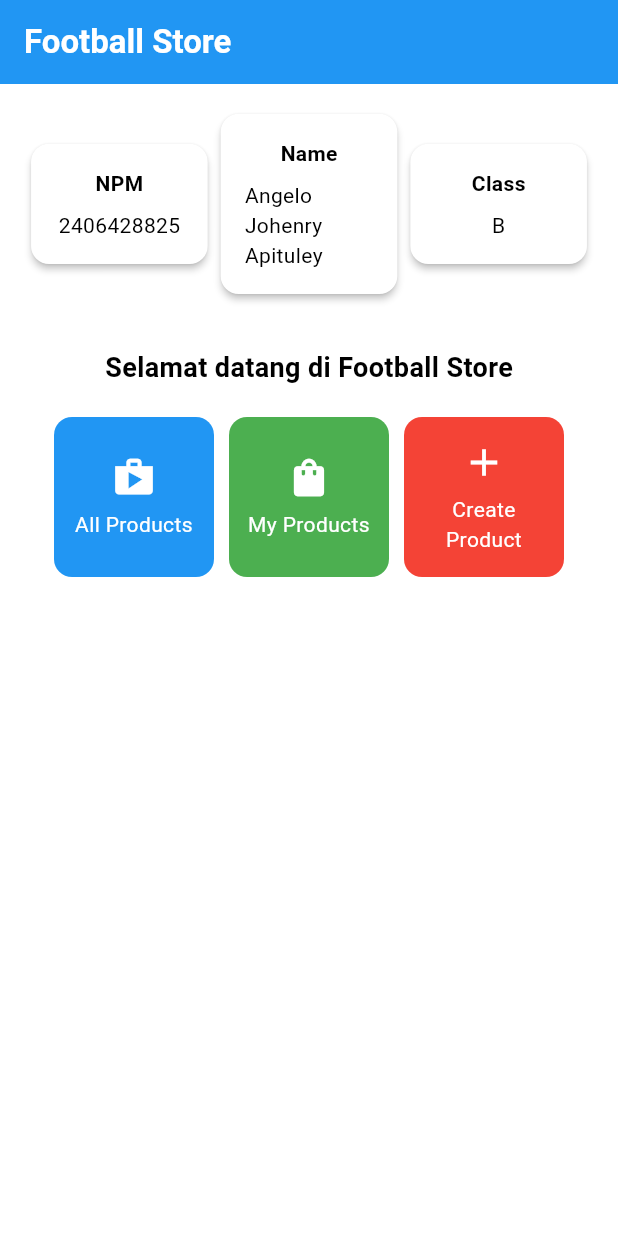
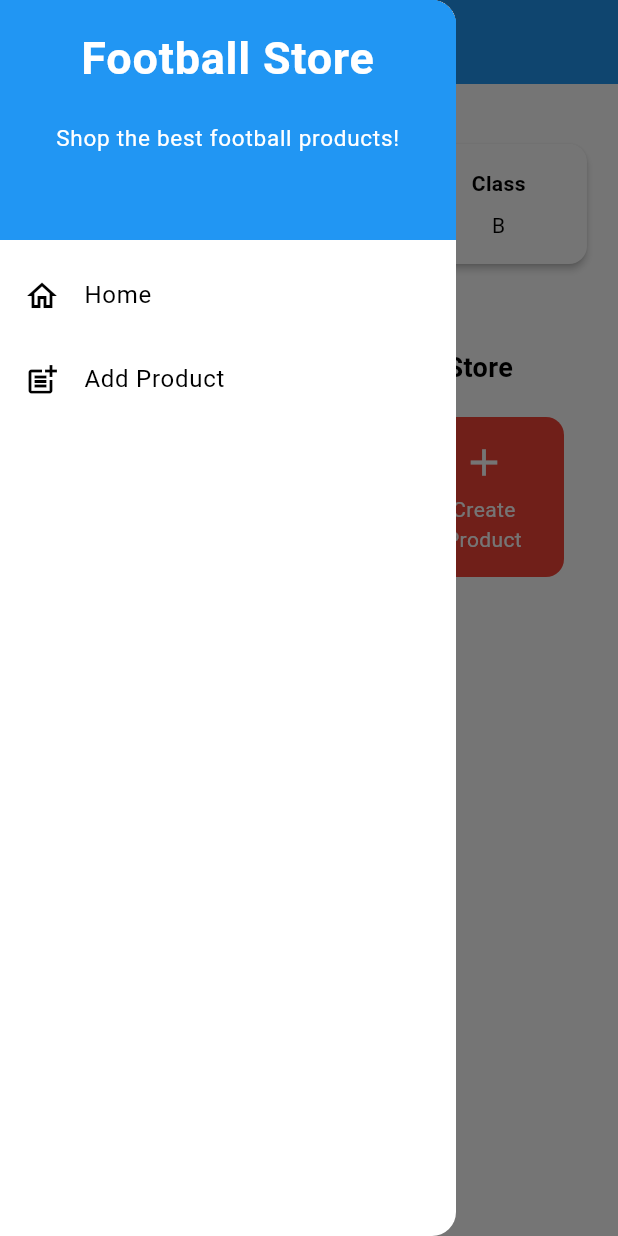
Before and after one commit to angelojohenry/football-store-mobile, a Flutter app: the screen it shows after launch, with the side drawer open (before the commit the screen has no drawer), on a phone screen of 412 x 824 dp. Run offline on Flutter 3.47's test engine with Material 3 defaults, Android fonts, the phone set to English and light mode, and no system bars.

Commit message:
Tugas 8 Selesai

```diff
--- a/football_store/lib/main.dart
+++ b/football_store/lib/main.dart
@@ -1,5 +1,5 @@
 import 'package:flutter/material.dart';
-import 'package:football_store/menu.dart';
+import 'package:football_store/screens/menu.dart';
 
 void main() {
   runApp(const MyApp());
--- a/football_store/lib/menu.dart
+++ b/football_store/lib/screens/menu.dart
@@ -1,4 +1,6 @@
 import 'package:flutter/material.dart';
+import 'package:football_store/widgets/left_drawer.dart';
+import 'package:football_store/widgets/product_card.dart';
 
 class MyHomePage extends StatelessWidget {
   MyHomePage({super.key});
@@ -29,6 +31,7 @@ class MyHomePage extends StatelessWidget {
         // Warna latar belakang AppBar diambil dari skema warna tema aplikasi.
         backgroundColor: Theme.of(context).colorScheme.primary,
       ),
+      drawer: LeftDrawer(),
       // Body halaman dengan padding di sekelilingnya.
       body: Padding(
         padding: const EdgeInsets.all(16.0),
@@ -92,69 +95,6 @@ class MyHomePage extends StatelessWidget {
   }
 }
 
-class ItemHomepage {
-  final String name;
-  final IconData icon;
-  final Color color;
-
-  ItemHomepage(this.name, this.icon, this.color);
-}
-
-class ItemCard extends StatelessWidget {
-  // Menampilkan kartu dengan ikon dan nama.
-
-  final ItemHomepage item;
-
-  const ItemCard(this.item, {super.key});
-
-  @override
-  Widget build(BuildContext context) {
-
-    return Material(
-      // Menentukan warna latar belakang dari tema aplikasi.
-      color: item.color,
-      // Membuat sudut kartu melengkung.
-      borderRadius: BorderRadius.circular(12),
-
-      child: InkWell(
-        // Aksi ketika kartu ditekan.
-        onTap: () {
-          // Menampilkan pesan SnackBar saat kartu ditekan.
-          ScaffoldMessenger.of(context)
-            ..hideCurrentSnackBar()
-            ..showSnackBar(
-                SnackBar(content: Text("Kamu telah menekan tombol ${item.name}!"))
-            );
-        },
-        // Container untuk menyimpan Icon dan Text
-        child: Container(
-          padding: const EdgeInsets.all(8),
-          child: Center(
-            child: Column(
-              // Menyusun ikon dan teks di tengah kartu.
-              mainAxisAlignment: MainAxisAlignment.center,
-              children: [
-                Icon(
-                  item.icon,
-                  color: Colors.white,
-                  size: 30.0,
-                ),
-                const Padding(padding: EdgeInsets.all(3)),
-                Text(
-                  item.name,
-                  textAlign: TextAlign.center,
-                  style: const TextStyle(color: Colors.white),
-                ),
-              ],
-            ),
-          ),
-        ),
-      ),
-    );
-  }
-
-}
-
 class InfoCard extends StatelessWidget {
   // Kartu informasi yang menampilkan title dan content.
 
--- /dev/null
+++ b/football_store/lib/widgets/left_drawer.dart
@@ -0,0 +1,64 @@
+import 'package:flutter/material.dart';
+import 'package:football_store/screens/menu.dart';
+import 'package:football_store/screens/productlist_form.dart';
+
+class LeftDrawer extends StatelessWidget {
+  const LeftDrawer({super.key});
+
+  @override
+  Widget build(BuildContext context) {
+    return Drawer(
+      child: ListView(
+        children: [
+          const DrawerHeader(
+            decoration: BoxDecoration(
+              color: Colors.blue,
+            ),
+            child: Column(
+              children: [
+                Text(
+                  'Football Store',
+                  textAlign: TextAlign.center,
+                  style: TextStyle(
+                    fontSize: 30,
+                    fontWeight: FontWeight.bold,
+                    color: Colors.white,
+                  ),
+                ),
+                Padding(padding: EdgeInsets.all(10)),
+                Text("Shop the best football products!",
+                  textAlign: TextAlign.center,
+                  style: TextStyle(
+                    fontSize: 15,
+                    fontWeight: FontWeight.normal,
+                    color: Colors.white,
+                  ),
+                ),
+              ],
+            ),
+          ),
+          ListTile(
+            leading: const Icon(Icons.home_outlined),
+            title: const Text('Home'),
+            // Bagian redirection ke MyHomePage
+            onTap: () {
+              Navigator.pushReplacement(
+                  context,
+                  MaterialPageRoute(
+                    builder: (context) => MyHomePage(),
+                  ));
+            },
+          ),
+          ListTile(
+            leading: const Icon(Icons.post_add),
+            title: const Text('Add Product'),
+            // Bagian redirection ke NewsFormPage
+            onTap: () {
+              Navigator.push(context, MaterialPageRoute(builder: (context) => ProductFormPage()));
+            },
+          ),
+        ],
+      ),
+    );
+  }
+}
--- /dev/null
+++ b/football_store/lib/widgets/product_card.dart
@@ -0,0 +1,68 @@
+import 'package:flutter/material.dart';
+import 'package:football_store/screens/productlist_form.dart';
+
+class ItemHomepage {
+  final String name;
+  final IconData icon;
+  final Color color;
+
+  ItemHomepage(this.name, this.icon, this.color);
+}
+
+class ItemCard extends StatelessWidget {
+  // Menampilkan kartu dengan ikon dan nama.
+
+  final ItemHomepage item;
+
+  const ItemCard(this.item, {super.key});
+
+  @override
+  Widget build(BuildContext context) {
+
+    return Material(
+      // Menentukan warna latar belakang dari tema aplikasi.
+      color: item.color,
+      // Membuat sudut kartu melengkung.
+      borderRadius: BorderRadius.circular(12),
+
+      child: InkWell(
+        // Aksi ketika kartu ditekan.
+        onTap: () {
+          // Menampilkan pesan SnackBar saat kartu ditekan.
+          ScaffoldMessenger.of(context)
+            ..hideCurrentSnackBar()
+            ..showSnackBar(
+                SnackBar(content: Text("Kamu telah menekan tombol ${item.name}!"))
+            );
+          if (item.name == "Create Product") {
+            Navigator.push(context, MaterialPageRoute(builder: (context) => ProductFormPage()));
+          }
+        },
+        // Container untuk menyimpan Icon dan Text
+        child: Container(
+          padding: const EdgeInsets.all(8),
+          child: Center(
+            child: Column(
+              // Menyusun ikon dan teks di tengah kartu.
+              mainAxisAlignment: MainAxisAlignment.center,
+              children: [
+                Icon(
+                  item.icon,
+                  color: Colors.white,
+                  size: 30.0,
+                ),
+                const Padding(padding: EdgeInsets.all(3)),
+                Text(
+                  item.name,
+                  textAlign: TextAlign.center,
+                  style: const TextStyle(color: Colors.white),
+                ),
+              ],
+            ),
+          ),
+        ),
+      ),
+    );
+  }
+
+}
```
Also changed, not shown: football_store/lib/screens/productlist_form.dart (added, +245 -0 lines).
